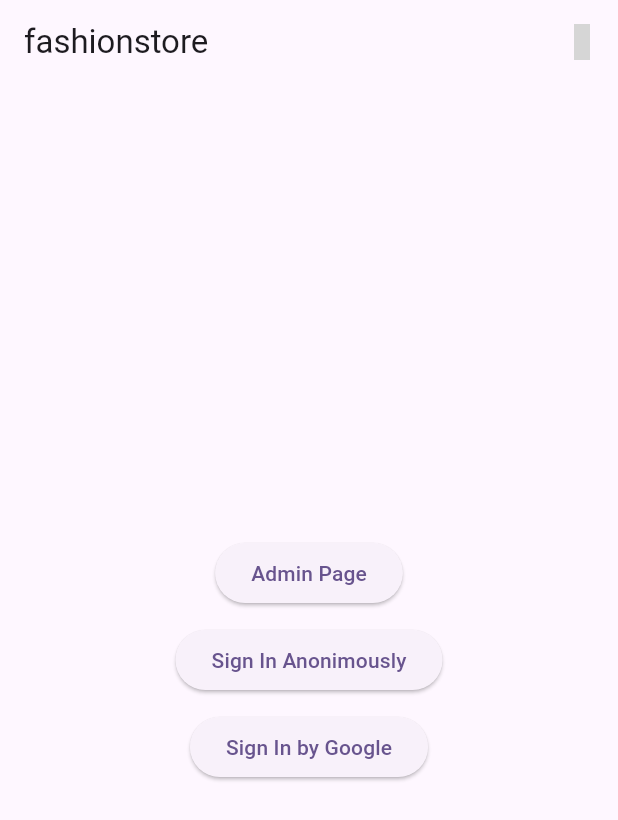
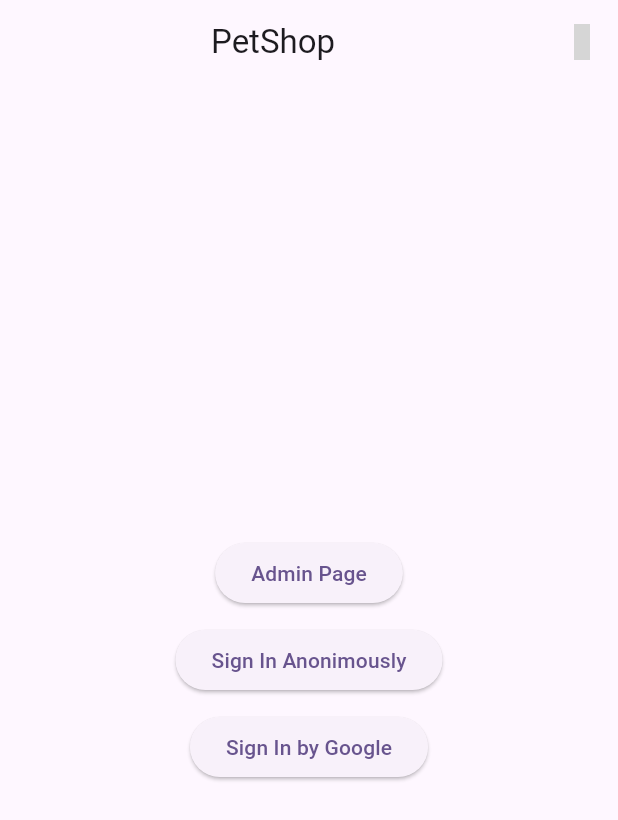
Before and after one commit to Siputsss/siska-fb, a Flutter app: the screen it shows after launch, on a phone screen of 412 x 824 dp. Shown: the top 820 px of the screen. Run offline on Flutter 3.47's test engine with Material 3 defaults, Android fonts, the phone set to English and light mode, and no system bars; our stand-ins replace cloud_firestore, firebase_auth, firebase_core, firebase_storage, image_picker, simple_icons; missing offline and left inert: dart:html; accounts and stored records are empty; grey boxes are pictures that could not be loaded.

Commit message:
finishing touch

```diff
--- a/lib/ui_screens/home.dart
+++ b/lib/ui_screens/home.dart
@@ -12,7 +12,7 @@ class Home extends StatelessWidget {
   Widget build(BuildContext context) {
     return Scaffold(
       appBar: AppBar(
-        title: const Text('fashionstore'),
+        title: const Center(child: Text('PetShop')),
         actions: [
           IconButton(
             onPressed: () {
```
